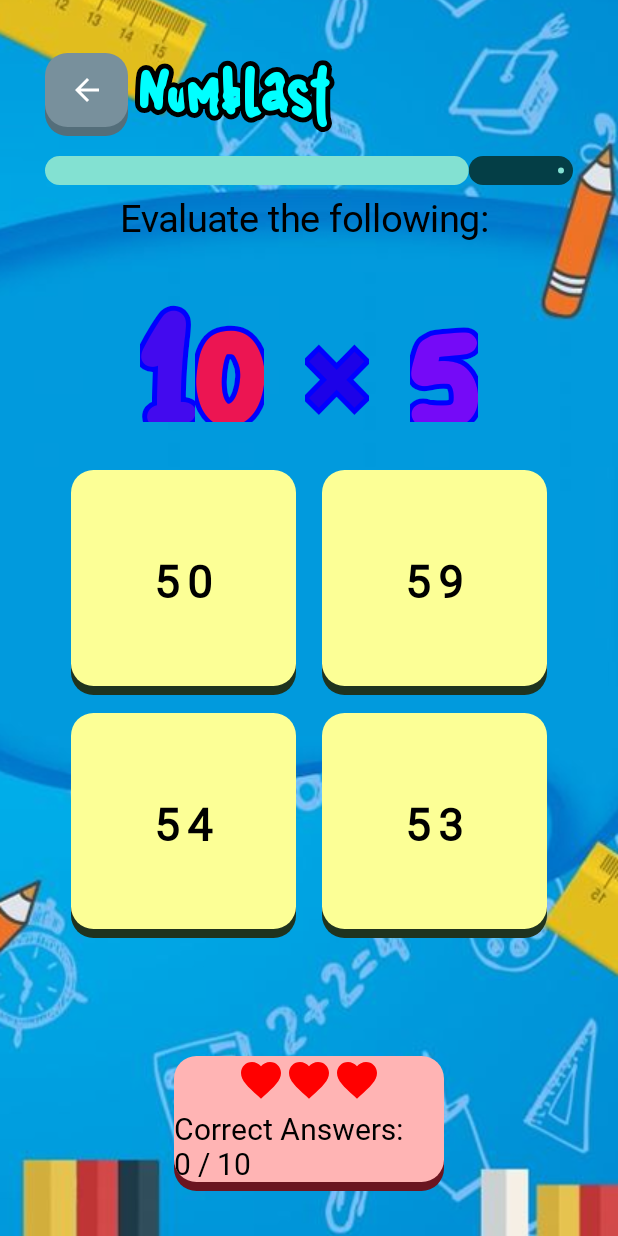
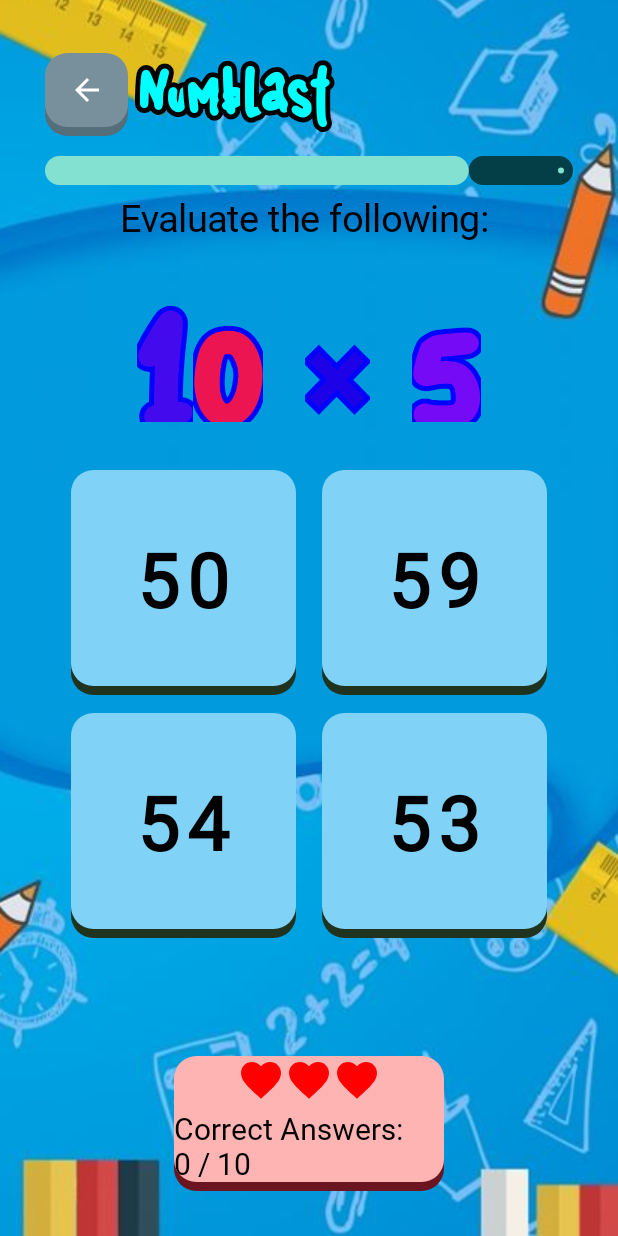
Before and after one commit to raphaelcatacutan/EZLearn, an Android app built with Jetpack Compose: the numblast screen opened through its navigation route, on a phone screen of 412 x 824 dp. Run offline under Robolectric (Android 15) with nearby library versions, the light colour scheme and no system bars; Roboto replaces fonts that are not available here.

Commit message:
Numblast design

```diff
--- a/app/src/main/java/com/plm/ezlearn/ui/pages/Numblast.kt
+++ b/app/src/main/java/com/plm/ezlearn/ui/pages/Numblast.kt
@@ -163,7 +163,8 @@ fun ViewNumblast(navController: NavController = rememberNavController()) {
                     fontWeight = FontWeight.Bold,
                     fontSize = 80.sp,
                     fontFamily = shootingStarFont,
-                    outlineDrawStyle = Stroke(10f)
+                    outlineDrawStyle = Stroke(10f),
+                    letterSpacing = 5.sp
                 )
             }
 
@@ -179,7 +180,7 @@ fun ViewNumblast(navController: NavController = rememberNavController()) {
                         row.forEachIndexed { index, option ->
                             val bgColor = if (question.answer == option && showExplanation) Color(
                                 0xFFB6F596
-                            ) else Color(0xFFFCFF96)
+                            ) else Color(0xFF80D2F6)
                             ComponentThreeDContainer(
                                 modifier = Modifier
                                     .width(150.dp)
@@ -195,7 +196,7 @@ fun ViewNumblast(navController: NavController = rememberNavController()) {
                             ) {
                                 Text(
                                     text = option,
-                                    fontSize = 30.sp,
+                                    fontSize = 50.sp,
                                     fontWeight = FontWeight.Bold,
                                     color = Color.Black,
                                     letterSpacing = 5.sp,
```
